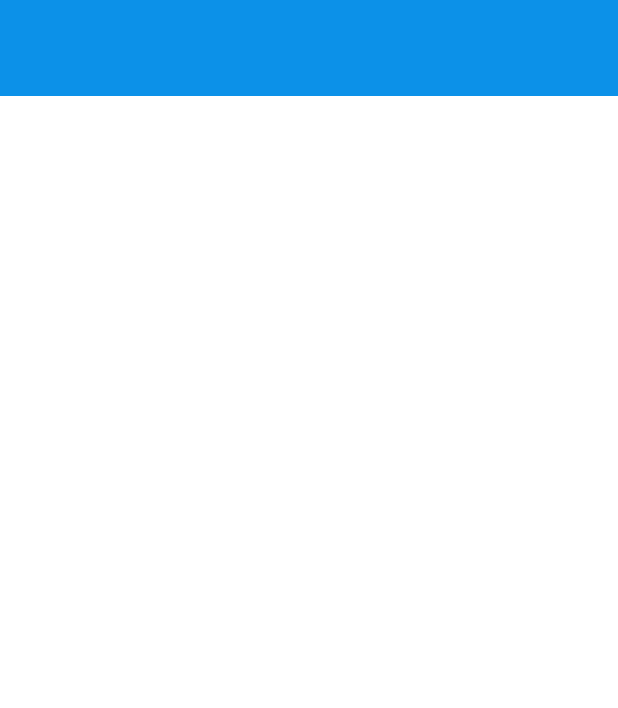
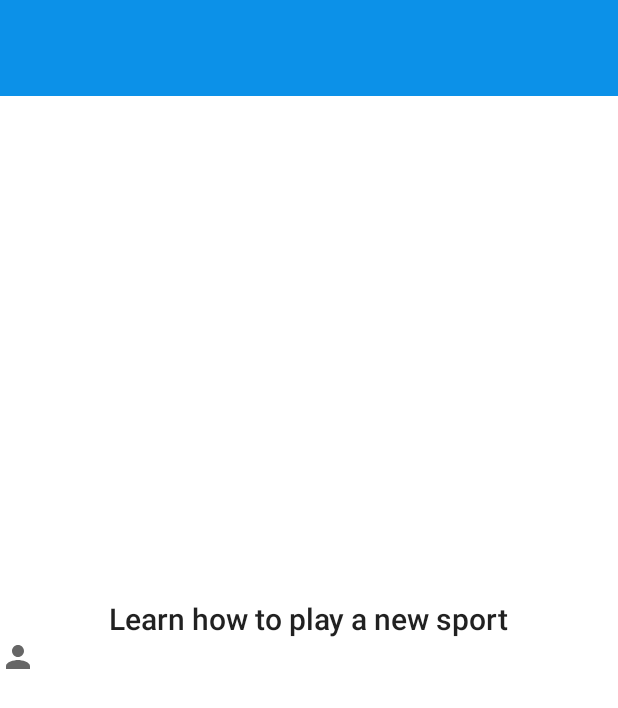
Before and after one commit to ivanxgb/NotBoredAlkemy, an Android app: the layout activity_not_boring.xml on its own in the app's theme, with its tools: preview values and no code run, on a phone screen of 412 x 824 dp. Shown: the top 708 px of the screen. Run offline under Robolectric (Android 15) with nearby library versions, the phone set to English and light mode, and no system bars.

Commit message:
Layout height for rv fixed

```diff
--- /dev/null
+++ b/app/src/main/res/drawable/ic_baseline_person_24.xml
@@ -0,0 +1,10 @@
+<vector xmlns:android="http://schemas.android.com/apk/res/android"
+    android:width="24dp"
+    android:height="24dp"
+    android:viewportWidth="24"
+    android:viewportHeight="24"
+    android:tint="?attr/colorControlNormal">
+  <path
+      android:fillColor="@android:color/white"
+      android:pathData="M12,12c2.21,0 4,-1.79 4,-4s-1.79,-4 -4,-4 -4,1.79 -4,4 1.79,4 4,4zM12,14c-2.67,0 -8,1.34 -8,4v2h16v-2c0,-2.66 -5.33,-4 -8,-4z"/>
+</vector>
--- a/app/src/main/res/layout/activity_not_boring.xml
+++ b/app/src/main/res/layout/activity_not_boring.xml
@@ -3,9 +3,35 @@
     xmlns:tools="http://schemas.android.com/tools"
     android:layout_width="match_parent"
     android:layout_height="match_parent"
+    xmlns:app="http://schemas.android.com/apk/res-auto"
     tools:context=".ui.boring.NotBoringActivity">
 
-    <include layout="@layout/toolbar_base" />
+    <include
+        android:id="@+id/include"
+        layout="@layout/toolbar_base" />
+
+    <TextView
+        android:id="@+id/tvTitleActivity"
+        style="@style/TextAppearance.AppCompat.SearchResult.Title"
+        android:layout_width="wrap_content"
+        android:layout_height="wrap_content"
+        app:layout_constraintBottom_toBottomOf="parent"
+        app:layout_constraintEnd_toEndOf="parent"
+        app:layout_constraintStart_toStartOf="parent"
+        app:layout_constraintTop_toTopOf="@+id/include"
+        tools:text="Learn how to play a new sport" />
+
+    <ImageView
+        android:layout_width="wrap_content"
+        android:layout_height="wrap_content"
+        app:layout_constraintTop_toBottomOf="@id/tvTitleActivity"
+        android:src="@drawable/ic_baseline_person_24"
+        app:layout_constraintStart_toStartOf="parent"
+        />
+
+
+
+
 
 
 
--- a/app/src/main/res/layout/category_item.xml
+++ b/app/src/main/res/layout/category_item.xml
@@ -2,7 +2,7 @@
 <FrameLayout xmlns:android="http://schemas.android.com/apk/res/android"
     xmlns:tools="http://schemas.android.com/tools"
     android:layout_width="match_parent"
-    android:layout_height="match_parent"
+    android:layout_height="wrap_content"
     xmlns:tool="http://schemas.android.com/apk/res-auto">
 
     <androidx.constraintlayout.widget.ConstraintLayout
--- a/app/src/main/res/layout/toolbar_base.xml
+++ b/app/src/main/res/layout/toolbar_base.xml
@@ -1,7 +1,7 @@
 <?xml version="1.0" encoding="utf-8"?>
 <androidx.constraintlayout.widget.ConstraintLayout xmlns:android="http://schemas.android.com/apk/res/android"
     android:layout_width="match_parent"
-    android:layout_height="match_parent"
+    android:layout_height="wrap_content"
     xmlns:app="http://schemas.android.com/apk/res-auto"
     xmlns:tools="http://schemas.android.com/tools"
     android:id="@+id/baseToolbar">
```
Also changed, not shown: app/src/main/res/drawable/ic_baseline_attach_money_24.xml (added, +10 -0 lines), app/src/main/res/drawable/ic_baseline_category_24.xml (added, +16 -0 lines).
